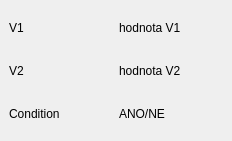
This is lpis_dockwidget_base.ui in xtompok/lpis-qa-helper as Qt 5 draws it before an edit. The edited form follows.
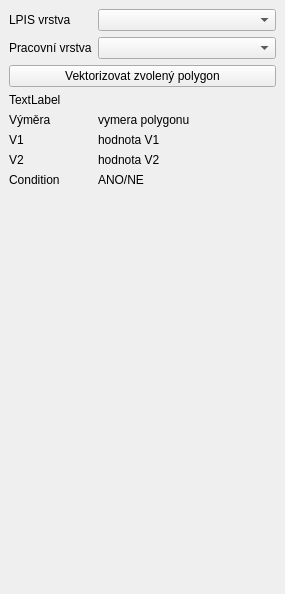
This is the edited form.

Commit message: Version without contaminations.

```diff
--- a/lpis_dockwidget_base.ui
+++ b/lpis_dockwidget_base.ui
@@ -6,8 +6,8 @@
    <rect>
     <x>0</x>
     <y>0</y>
-    <width>232</width>
-    <height>141</height>
+    <width>285</width>
+    <height>594</height>
    </rect>
   </property>
   <property name="windowTitle">
@@ -15,47 +15,103 @@
   </property>
   <widget class="QWidget" name="dockWidgetContents">
    <layout class="QGridLayout" name="gridLayout">
-    <item row="2" column="0">
-     <widget class="QLabel" name="label_3">
-      <property name="text">
-       <string>Condition</string>
-      </property>
-     </widget>
-    </item>
     <item row="0" column="0">
+     <layout class="QVBoxLayout" name="verticalLayout">
+      <item>
+       <layout class="QFormLayout" name="formLayout">
+        <item row="1" column="0">
+         <widget class="QLabel" name="label_5">
+          <property name="text">
+           <string>LPIS vrstva</string>
+          </property>
+         </widget>
+        </item>
+        <item row="1" column="1">
+         <widget class="QComboBox" name="lpisLayerComboBox"/>
+        </item>
+        <item row="2" column="0">
+         <widget class="QLabel" name="label_4">
+          <property name="text">
+           <string>Pracovní vrstva</string>
+          </property>
+         </widget>
+        </item>
+        <item row="2" column="1">
+         <widget class="QComboBox" name="workLayerComboBox"/>
+        </item>
+        <item row="3" column="0" colspan="2">
+         <widget class="QPushButton" name="vectorizeButton">
+          <property name="text">
+           <string>Vektorizovat zvolený polygon</string>
+          </property>
+         </widget>
+        </item>
+        <item row="5" column="0" colspan="2">
+         <widget class="QLabel" name="statusLabel">
+          <property name="text">
+           <string>TextLabel</string>
+          </property>
+         </widget>
+        </item>
+        <item row="6" column="0">
+         <widget class="QLabel" name="label_6">
+          <property name="text">
+           <string>Výměra</string>
+          </property>
+         </widget>
+        </item>
+        <item row="7" column="0">
      <widget class="QLabel" name="label">
       <property name="text">
        <string>V1</string>
       </property>
      </widget>
     </item>
-    <item row="1" column="0">
-     <widget class="QLabel" name="label_2">
-      <property name="text">
-       <string>V2</string>
-      </property>
-     </widget>
-    </item>
-    <item row="0" column="1">
+        <item row="7" column="1">
      <widget class="QLabel" name="v1Label">
       <property name="text">
        <string>hodnota V1</string>
       </property>
      </widget>
     </item>
-    <item row="1" column="1">
+        <item row="8" column="0">
+         <widget class="QLabel" name="label_2">
+          <property name="text">
+           <string>V2</string>
+          </property>
+         </widget>
+        </item>
+        <item row="8" column="1">
      <widget class="QLabel" name="v2Label">
       <property name="text">
        <string>hodnota V2</string>
       </property>
      </widget>
     </item>
-    <item row="2" column="1">
+        <item row="10" column="0">
+         <widget class="QLabel" name="label_3">
+          <property name="text">
+           <string>Condition</string>
+          </property>
+         </widget>
+        </item>
+        <item row="10" column="1">
      <widget class="QLabel" name="condLabel">
       <property name="text">
        <string>ANO/NE</string>
       </property>
      </widget>
+        </item>
+        <item row="6" column="1">
+         <widget class="QLabel" name="areaLabel">
+          <property name="text">
+           <string>vymera polygonu</string>
+          </property>
+         </widget>
+        </item>
+       </layout>
+      </item>
+     </layout>
     </item>
    </layout>
   </widget>
```
Lines whose indentation alone changed are shown as unchanged. The commit also changes 1 other file.
